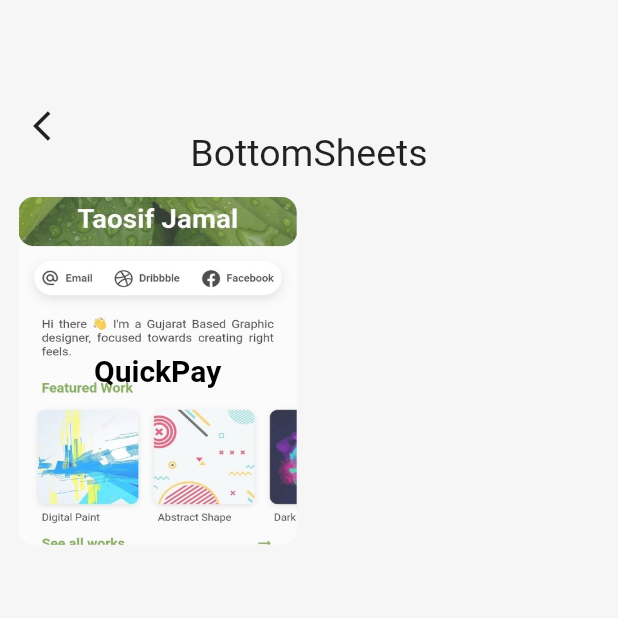
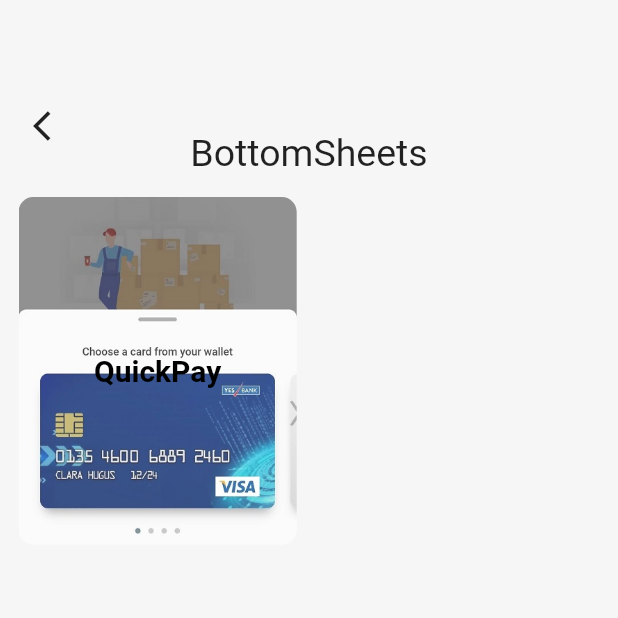
Before and after one commit to devanshkaria88/screenify, a Flutter app: the BottomSheetScreenList screen opened by its route, on a phone screen of 412 x 824 dp, the top half of it. Run offline on Flutter 3.47's test engine with Material 2 defaults, Android fonts, the phone set to English and light mode, and no system bars; our stand-ins replace badges, cool_alert, font_awesome_flutter, google_fonts, percent_indicator.

```diff
--- a/lib/ListModel/bottomSheetScreenListModel.dart
+++ b/lib/ListModel/bottomSheetScreenListModel.dart
@@ -3,5 +3,5 @@ import 'package:screenify/Screens/ProfileScreens/DesignerPortfolio/DesignerPortf
 import 'package:screenify/constants.dart';
 
 List<Map<String, dynamic>> BottomSheetScreens = [
-  {'screen': QuickPay(), 'name': "QuickPay", 'image': '$profilescreens/designerportfolio/thumb.jpg'}
+  {'screen': QuickPay(), 'name': "QuickPay", 'image': bottomsheetscreens_assets+'quickpay/thumb.jpg'}
 ];
```
Also changed, not shown: assets/images/bottomsheetscreens/quickpay/thumb.jpg (added).
